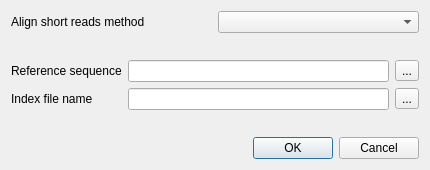
Before: the Qt Designer form src/corelibs/U2View/src/util_dna_assembly/ui/BuildIndexFromRefDialog.ui in violethaze74/ugene, drawn with Qt 5.
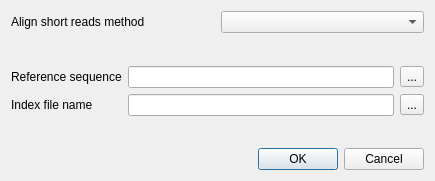
After: the same form once the commit is applied.

The edit to the form file:
```diff
--- a/src/corelibs/U2View/src/util_dna_assembly/ui/BuildIndexFromRefDialog.ui
+++ b/src/corelibs/U2View/src/util_dna_assembly/ui/BuildIndexFromRefDialog.ui
@@ -6,36 +6,33 @@
    <rect>
     <x>0</x>
     <y>0</y>
-    <width>430</width>
-    <height>170</height>
+    <width>435</width>
+    <height>181</height>
    </rect>
   </property>
   <property name="sizePolicy">
-   <sizepolicy hsizetype="Minimum" vsizetype="Fixed">
+   <sizepolicy hsizetype="Minimum" vsizetype="Preferred">
     <horstretch>0</horstretch>
     <verstretch>0</verstretch>
    </sizepolicy>
   </property>
-  <property name="minimumSize">
-   <size>
-    <width>430</width>
-    <height>170</height>
-   </size>
-  </property>
-  <property name="maximumSize">
-   <size>
-    <width>16777215</width>
-    <height>16777215</height>
-   </size>
-  </property>
   <property name="windowTitle">
    <string>Build Index</string>
   </property>
   <layout class="QGridLayout" name="gridLayout_2">
+   <property name="sizeConstraint">
+    <enum>QLayout::SetMinAndMaxSize</enum>
+   </property>
    <item row="0" column="0">
     <layout class="QVBoxLayout" name="verticalLayout">
+     <property name="sizeConstraint">
+      <enum>QLayout::SetMinAndMaxSize</enum>
+     </property>
      <item>
       <layout class="QHBoxLayout" name="horizontalLayout_2">
+       <property name="sizeConstraint">
+        <enum>QLayout::SetMinAndMaxSize</enum>
+       </property>
        <item>
         <widget class="QLabel" name="label_3">
          <property name="toolTip">
@@ -70,6 +67,9 @@
      </item>
      <item>
       <layout class="QGridLayout" name="gridLayout">
+       <property name="sizeConstraint">
+        <enum>QLayout::SetMinAndMaxSize</enum>
+       </property>
        <item row="0" column="0">
         <widget class="QLabel" name="label_2">
          <property name="toolTip">
@@ -134,7 +134,7 @@
        <property name="sizeHint" stdset="0">
         <size>
          <width>409</width>
-         <height>10</height>
+         <height>0</height>
         </size>
        </property>
       </spacer>
```
